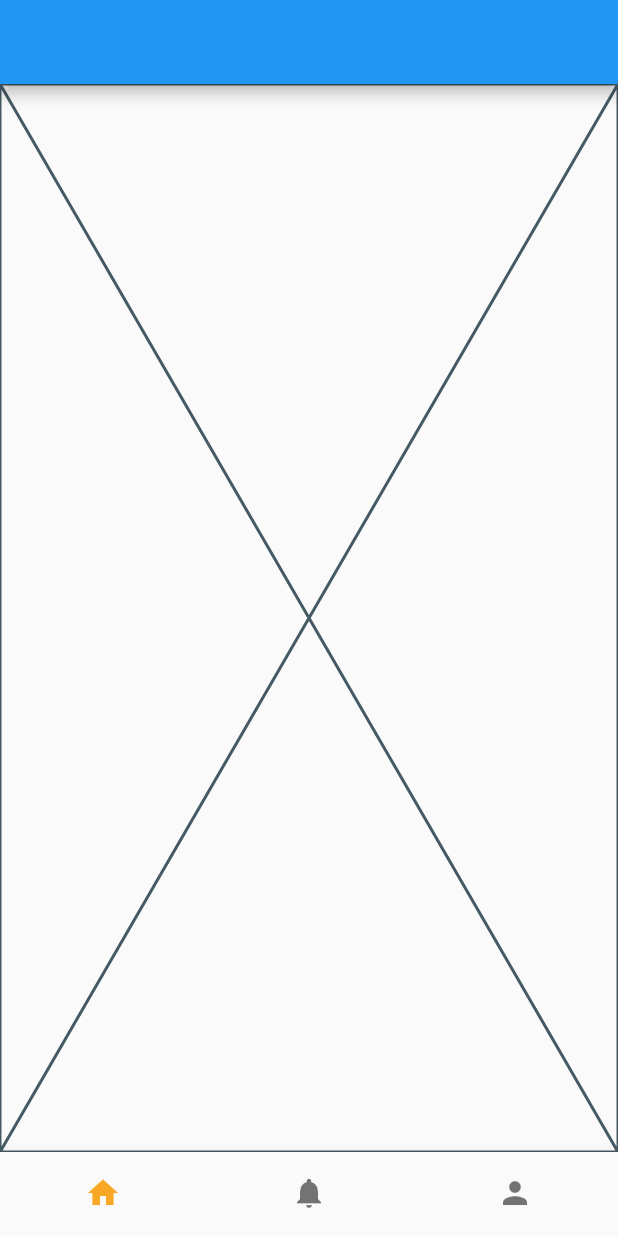
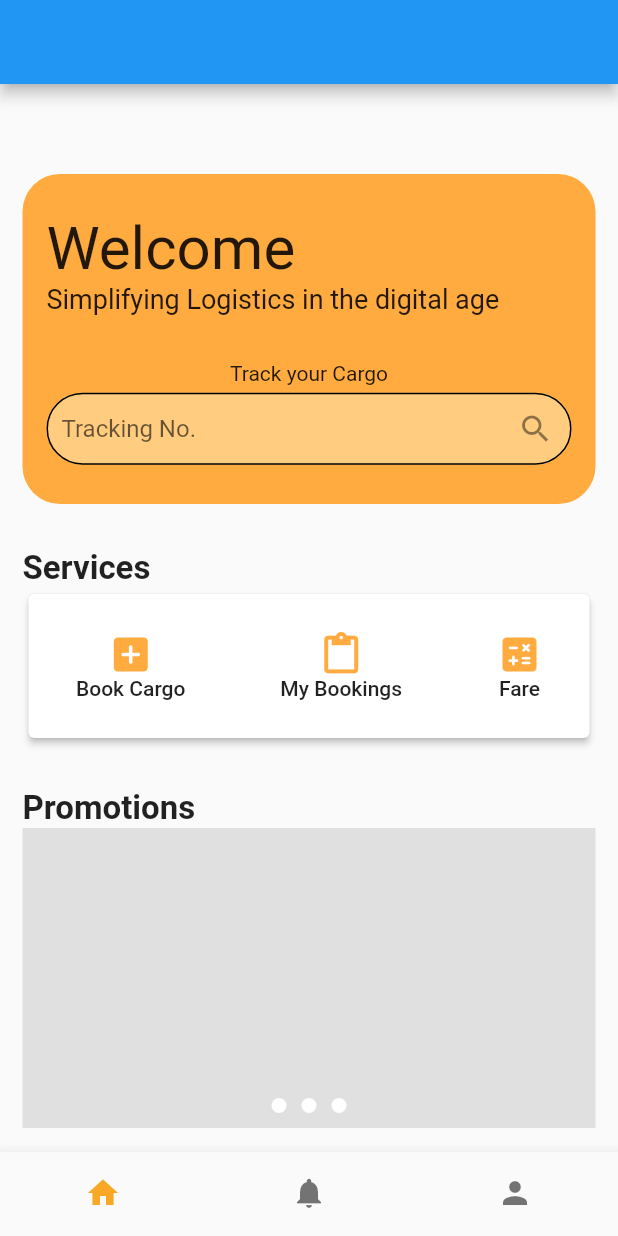
Before and after one commit to jodelmar1016/SUNDO-Freight, a Flutter app: the screen it shows after launch, on a phone screen of 412 x 824 dp. Run offline on Flutter 3.47's test engine with Material 2 defaults, Android fonts, the phone set to English and light mode, and no system bars.

Commit message:
created and design homepage

```diff
--- a/lib/pages/home.dart
+++ b/lib/pages/home.dart
@@ -1,11 +1,207 @@
-import 'package:flutter/src/widgets/framework.dart';
-import 'package:flutter/src/widgets/placeholder.dart';
+import 'package:flutter/material.dart';
 
 class Home extends StatelessWidget {
   const Home({super.key});
 
   @override
   Widget build(BuildContext context) {
-    return const Placeholder();
+    // HEADER ------------------------------->
+    Widget header = Container(
+      width: double.infinity,
+      height: 220,
+      decoration: BoxDecoration(
+        borderRadius: BorderRadius.all(Radius.circular(25)),
+        color: Colors.orangeAccent,
+      ),
+      child: Padding(
+        padding: const EdgeInsets.all(16.0),
+        child: Column(
+          mainAxisAlignment: MainAxisAlignment.spaceEvenly,
+          crossAxisAlignment: CrossAxisAlignment.start,
+          children: [
+            Column(
+              crossAxisAlignment: CrossAxisAlignment.start,
+              children: [
+                Text(
+                  'Welcome',
+                  style: TextStyle(
+                    fontSize: 40,
+                  ),
+                ),
+                Text(
+                  'Simplifying Logistics in the digital age',
+                  style: TextStyle(
+                    fontSize: 18,
+                  ),
+                ),
+              ],
+            ),
+            SizedBox(height: 10),
+            Column(
+              children: [
+                Text('Track your Cargo'),
+                SizedBox(height: 5),
+                TextField(
+                  decoration: InputDecoration(
+                    // prefixIcon: Icon(Icons.numbers),
+                    suffixIcon: IconButton(
+                      icon: Icon(Icons.search),
+                      onPressed: () {},
+                    ),
+                    hintText: 'Tracking No.',
+                    filled: true,
+                    fillColor: Colors.orange[200],
+                    contentPadding: EdgeInsets.symmetric(horizontal: 10),
+                    enabledBorder: OutlineInputBorder(
+                      borderRadius: BorderRadius.circular(30),
+                      borderSide: BorderSide(width: 1),
+                    ),
+                    focusedBorder: OutlineInputBorder(
+                      borderRadius: BorderRadius.circular(30),
+                    ),
+                  ),
+                )
+              ],
+            )
+          ],
+        ),
+      ),
+    );
+
+    // SERVICES ------------------------------------->
+    Widget services = Card(
+      elevation: 2,
+      child: Padding(
+        padding: const EdgeInsets.symmetric(vertical: 25),
+        child: Row(
+          mainAxisAlignment: MainAxisAlignment.spaceAround,
+          children: [
+            Column(
+              children: [
+                Icon(
+                  Icons.add_box_rounded,
+                  size: 30,
+                  color: Colors.orangeAccent,
+                ),
+                Text(
+                  'Book Cargo',
+                  style: TextStyle(
+                    fontWeight: FontWeight.w500,
+                  ),
+                ),
+              ],
+            ),
+            Column(
+              children: [
+                Icon(
+                  Icons.paste,
+                  size: 30,
+                  color: Colors.orangeAccent,
+                ),
+                Text(
+                  'My Bookings',
+                  style: TextStyle(
+                    fontWeight: FontWeight.w500,
+                  ),
+                ),
+              ],
+            ),
+            Column(
+              children: [
+                Icon(
+                  Icons.calculate_rounded,
+                  size: 30,
+                  color: Colors.orangeAccent,
+                ),
+                Text(
+                  'Fare',
+                  style: TextStyle(
+                    fontWeight: FontWeight.w500,
+                  ),
+                ),
+              ],
+            ),
+          ],
+        ),
+      ),
+    );
+
+    // PROMOTIONS
+    Widget promotions = Container(
+      width: double.infinity,
+      height: 200,
+      color: Colors.grey[300],
+      child: Padding(
+        padding: const EdgeInsets.only(bottom: 10),
+        child: Row(
+          mainAxisAlignment: MainAxisAlignment.center,
+          crossAxisAlignment: CrossAxisAlignment.end,
+          children: [
+            Container(
+              width: 10,
+              height: 10,
+              decoration: BoxDecoration(
+                borderRadius: BorderRadius.circular(50),
+                color: Colors.white,
+              ),
+            ),
+            SizedBox(width: 10),
+            Container(
+              width: 10,
+              height: 10,
+              decoration: BoxDecoration(
+                borderRadius: BorderRadius.circular(50),
+                color: Colors.white,
+              ),
+            ),
+            SizedBox(width: 10),
+            Container(
+              width: 10,
+              height: 10,
+              decoration: BoxDecoration(
+                borderRadius: BorderRadius.circular(50),
+                color: Colors.white,
+              ),
+            ),
+          ],
+        ),
+      ),
+    );
+    return GestureDetector(
+      onTap: () {
+        FocusManager.instance.primaryFocus?.unfocus();
+      },
+      child: SafeArea(
+        child: SingleChildScrollView(
+          child: Padding(
+            padding: const EdgeInsets.fromLTRB(15, 60, 15, 0),
+            child: Column(
+              crossAxisAlignment: CrossAxisAlignment.start,
+              children: [
+                header,
+                SizedBox(height: 30),
+                Text(
+                  'Services',
+                  style: TextStyle(
+                    fontSize: 22,
+                    fontWeight: FontWeight.bold,
+                  ),
+                ),
+                services,
+                SizedBox(height: 30),
+                Text(
+                  'Promotions',
+                  style: TextStyle(
+                    fontSize: 22,
+                    fontWeight: FontWeight.bold,
+                  ),
+                ),
+                promotions,
+              ],
+            ),
+          ),
+        ),
+      ),
+    );
   }
 }
```
